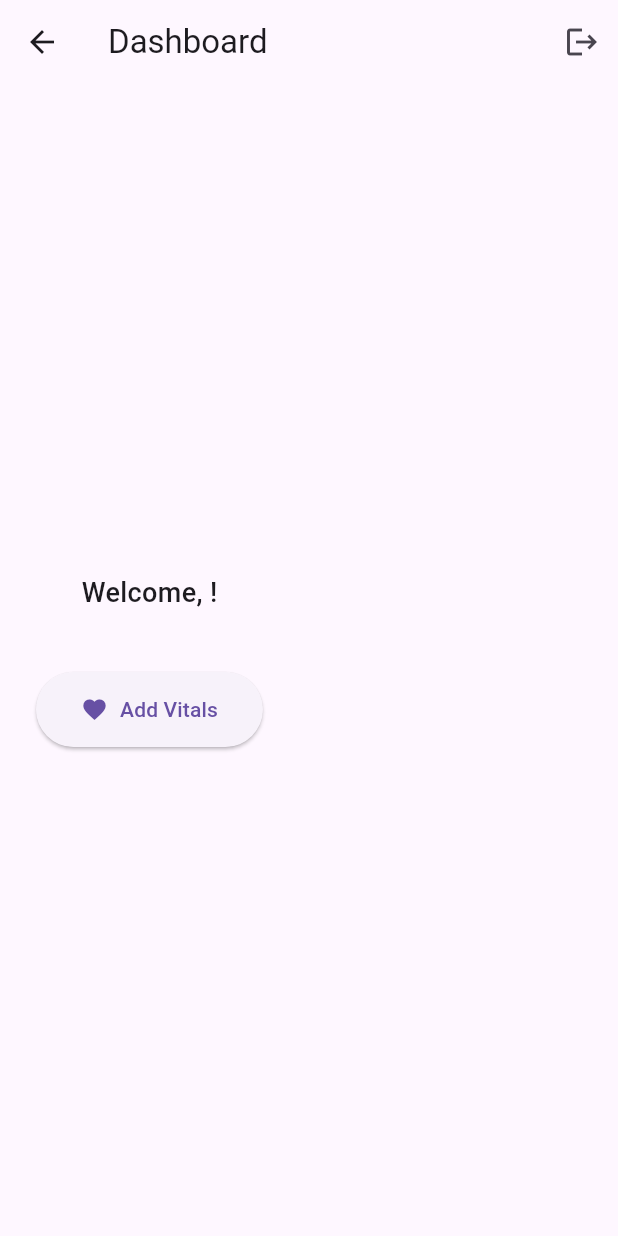
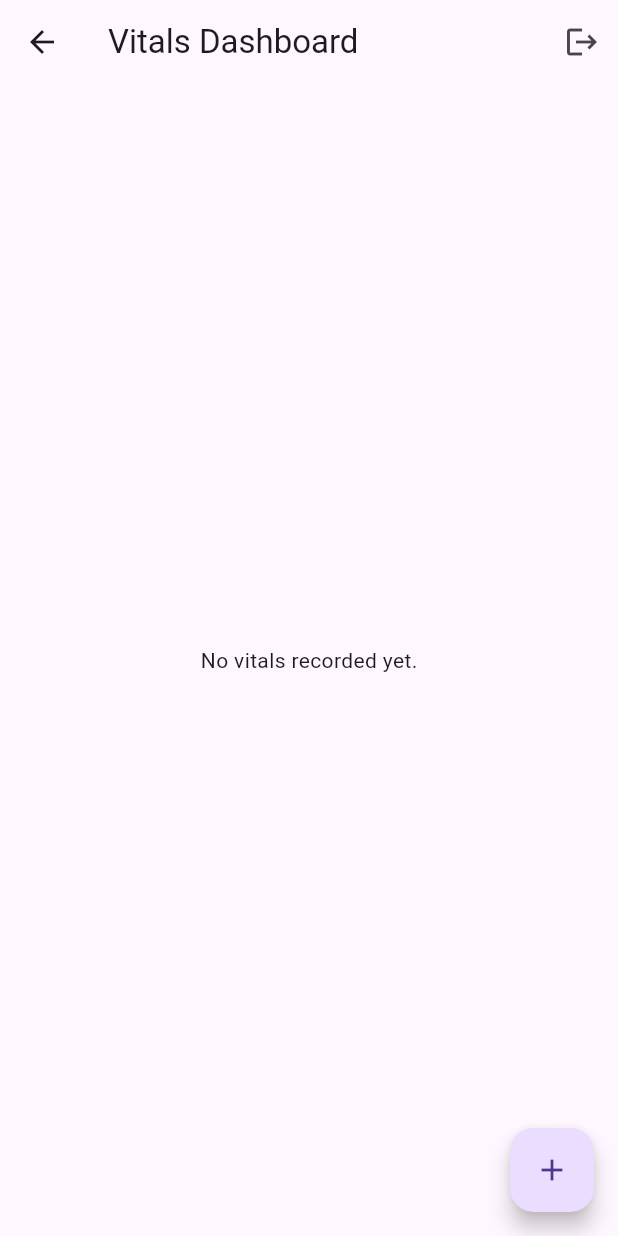
Before and after one commit to Olabiyi123/Elderly_vitals_monitor, a Flutter app: the DashboardScreen screen opened by its route, on a phone screen of 412 x 824 dp. Run offline on Flutter 3.47's test engine with Material 3 defaults, Android fonts, the phone set to English and light mode, and no system bars; our stand-ins replace cloud_firestore, firebase_auth, firebase_core; accounts and stored records are empty.

Commit message:
Add real-time vitals dashboard using Firestore

```diff
--- a/lib/screens/dashboard_screen.dart
+++ b/lib/screens/dashboard_screen.dart
@@ -1,51 +1,93 @@
+import 'package:cloud_firestore/cloud_firestore.dart';
+import 'package:firebase_auth/firebase_auth.dart';
 import 'package:flutter/material.dart';
-import 'package:firebase_auth/firebase_auth.dart';
-import 'package:elderly_vitals_monitor/screens/login_screen.dart';
 
 class DashboardScreen extends StatelessWidget {
+  final user = FirebaseAuth.instance.currentUser;
+
+  Stream<QuerySnapshot> _getVitalsStream() {
+    return FirebaseFirestore.instance
+        .collection('users')
+        .doc(user!.uid)
+        .collection('vitals')
+        .orderBy('timestamp', descending: true)
+        .snapshots();
+  }
+
   void _signOut(BuildContext context) async {
     await FirebaseAuth.instance.signOut();
-    Navigator.pushReplacement(
-      context,
-      MaterialPageRoute(builder: (_) => LoginScreen()),
-    );
+    Navigator.pushReplacementNamed(context, '/login');
   }
 
   @override
   Widget build(BuildContext context) {
-    final user = FirebaseAuth.instance.currentUser;
-
     return Scaffold(
       appBar: AppBar(
-        title: Text('Dashboard'),
+        title: Text('Vitals Dashboard'),
         actions: [
           IconButton(
             icon: Icon(Icons.logout),
+            tooltip: 'Sign Out',
             onPressed: () => _signOut(context),
-            tooltip: 'Sign Out',
           ),
         ],
       ),
       body: Padding(
-        padding: EdgeInsets.all(24),
-        child: Column(
-          mainAxisAlignment: MainAxisAlignment.center,
-          children: [
-            Text(
-              'Welcome, ${user?.email ?? 'User'}!',
-              style: TextStyle(fontSize: 18, fontWeight: FontWeight.w500),
-            ),
-            SizedBox(height: 40),
-            ElevatedButton.icon(
-              onPressed: () => Navigator.pushNamed(context, '/add-vitals'),
-              icon: Icon(Icons.favorite),
-              label: Text("Add Vitals"),
-              style: ElevatedButton.styleFrom(
-                padding: EdgeInsets.symmetric(horizontal: 30, vertical: 15),
-              ),
-            ),
-          ],
+        padding: EdgeInsets.all(12),
+        child: StreamBuilder<QuerySnapshot>(
+          stream: _getVitalsStream(),
+          builder: (context, snapshot) {
+            if (snapshot.hasError) {
+              return Center(child: Text("Error loading vitals."));
+            }
+            if (snapshot.connectionState == ConnectionState.waiting) {
+              return Center(child: CircularProgressIndicator());
+            }
+
+            final vitals = snapshot.data!.docs;
+
+            if (vitals.isEmpty) {
+              return Center(child: Text("No vitals recorded yet."));
+            }
+
+            return ListView.builder(
+              itemCount: vitals.length,
+              itemBuilder: (context, index) {
+                final data = vitals[index].data() as Map<String, dynamic>;
+
+                final timestamp = (data['timestamp'] as Timestamp?)?.toDate();
+                final time = timestamp != null
+                    ? "${timestamp.toLocal().toString().split('.')[0]}"
+                    : "Unknown time";
+
+                return Card(
+                  margin: EdgeInsets.symmetric(vertical: 8),
+                  elevation: 2,
+                  child: ListTile(
+                    title: Text("Heart Rate: ${data['heartRate']} bpm"),
+                    subtitle: Column(
+                      crossAxisAlignment: CrossAxisAlignment.start,
+                      children: [
+                        Text("Blood Pressure: ${data['bloodPressure']}"),
+                        Text("Temperature: ${data['temperature']} °C"),
+                        SizedBox(height: 4),
+                        Text(
+                          "Logged at: $time",
+                          style: TextStyle(fontSize: 12),
+                        ),
+                      ],
+                    ),
+                  ),
+                );
+              },
+            );
+          },
         ),
+      ),
+      floatingActionButton: FloatingActionButton(
+        onPressed: () => Navigator.pushNamed(context, '/add-vitals'),
+        child: Icon(Icons.add),
+        tooltip: "Add Vitals",
       ),
     );
   }
```
